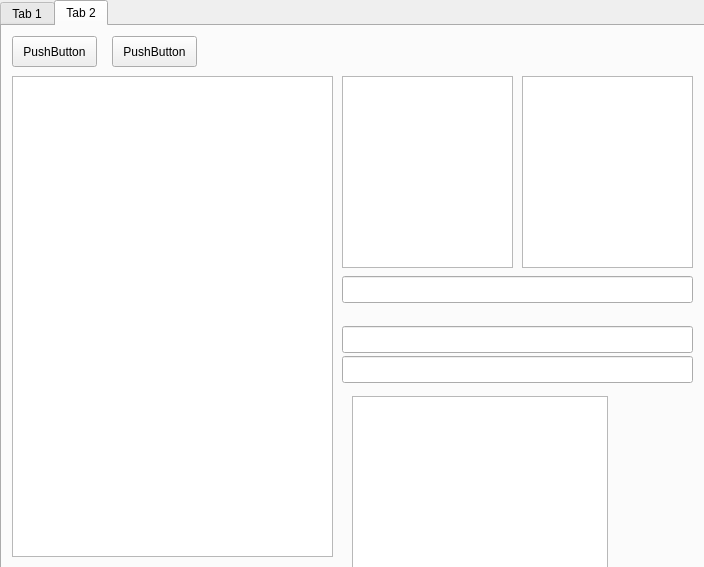
The window that mainwindow.ui (fordream/diplomio) describes before a commit, drawn with Qt 5.
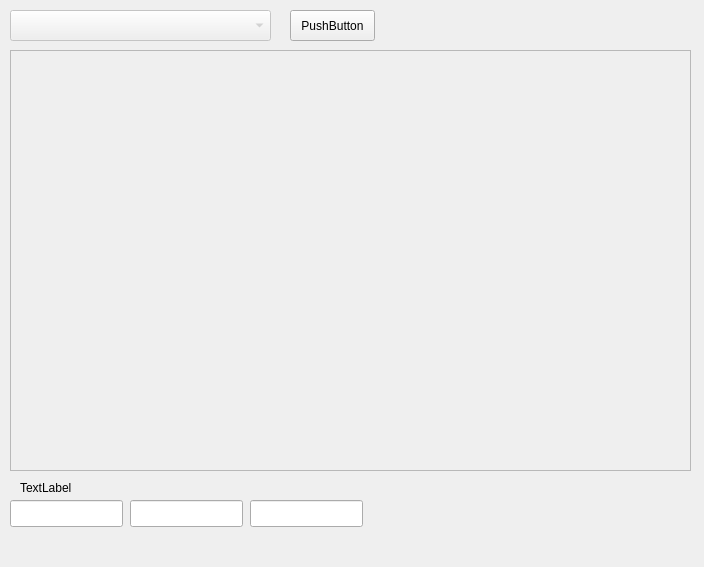
The same window after the commit.

What changed in the file:
```diff
--- a/mainwindow.ui
+++ b/mainwindow.ui
@@ -14,22 +14,42 @@
    <string>MainWindow</string>
   </property>
   <widget class="QWidget" name="centralWidget">
-   <widget class="QTabWidget" name="tabWidget">
+   <widget class="QComboBox" name="comboBox">
+    <property name="enabled">
+     <bool>false</bool>
+    </property>
     <property name="geometry">
      <rect>
-      <x>0</x>
-      <y>0</y>
-      <width>711</width>
-      <height>571</height>
+      <x>10</x>
+      <y>10</y>
+      <width>261</width>
+      <height>31</height>
      </rect>
     </property>
-    <property name="currentIndex">
-     <number>1</number>
+   </widget>
+   <widget class="QLineEdit" name="lineEdit_3">
+    <property name="geometry">
+     <rect>
+      <x>250</x>
+      <y>500</y>
+      <width>113</width>
+      <height>27</height>
+     </rect>
     </property>
-    <widget class="QWidget" name="tab">
-     <attribute name="title">
-      <string>Tab 1</string>
-     </attribute>
+   </widget>
+   <widget class="QListWidget" name="listWidget">
+    <property name="enabled">
+     <bool>false</bool>
+    </property>
+    <property name="geometry">
+     <rect>
+      <x>10</x>
+      <y>50</y>
+      <width>681</width>
+      <height>421</height>
+     </rect>
+    </property>
+   </widget>
      <widget class="QPushButton" name="pushButton">
       <property name="geometry">
        <rect>
@@ -63,157 +83,18 @@
        </rect>
       </property>
      </widget>
-     <widget class="QLineEdit" name="lineEdit_3">
-      <property name="geometry">
-       <rect>
-        <x>250</x>
-        <y>500</y>
-        <width>113</width>
-        <height>27</height>
-       </rect>
-      </property>
-     </widget>
      <widget class="QLabel" name="label">
       <property name="geometry">
        <rect>
-        <x>10</x>
+      <x>20</x>
         <y>480</y>
-        <width>601</width>
+      <width>581</width>
         <height>16</height>
        </rect>
       </property>
       <property name="text">
        <string>TextLabel</string>
       </property>
-     </widget>
-     <widget class="QListWidget" name="listWidget">
-      <property name="enabled">
-       <bool>false</bool>
-      </property>
-      <property name="geometry">
-       <rect>
-        <x>10</x>
-        <y>50</y>
-        <width>681</width>
-        <height>421</height>
-       </rect>
-      </property>
-     </widget>
-     <widget class="QComboBox" name="comboBox">
-      <property name="enabled">
-       <bool>false</bool>
-      </property>
-      <property name="geometry">
-       <rect>
-        <x>10</x>
-        <y>10</y>
-        <width>261</width>
-        <height>31</height>
-       </rect>
-      </property>
-     </widget>
-    </widget>
-    <widget class="QWidget" name="tab_2">
-     <attribute name="title">
-      <string>Tab 2</string>
-     </attribute>
-     <widget class="QListWidget" name="listWidget_2">
-      <property name="geometry">
-       <rect>
-        <x>10</x>
-        <y>50</y>
-        <width>321</width>
-        <height>481</height>
-       </rect>
-      </property>
-     </widget>
-     <widget class="QListWidget" name="listWidget_3">
-      <property name="geometry">
-       <rect>
-        <x>340</x>
-        <y>50</y>
-        <width>171</width>
-        <height>192</height>
-       </rect>
-      </property>
-     </widget>
-     <widget class="QPushButton" name="pushButton_2">
-      <property name="geometry">
-       <rect>
-        <x>10</x>
-        <y>10</y>
-        <width>85</width>
-        <height>31</height>
-       </rect>
-      </property>
-      <property name="text">
-       <string>PushButton</string>
-      </property>
-     </widget>
-     <widget class="QPushButton" name="pushButton_3">
-      <property name="geometry">
-       <rect>
-        <x>110</x>
-        <y>10</y>
-        <width>85</width>
-        <height>31</height>
-       </rect>
-      </property>
-      <property name="text">
-       <string>PushButton</string>
-      </property>
-     </widget>
-     <widget class="QListWidget" name="listWidget_4">
-      <property name="geometry">
-       <rect>
-        <x>520</x>
-        <y>50</y>
-        <width>171</width>
-        <height>192</height>
-       </rect>
-      </property>
-     </widget>
-     <widget class="QLineEdit" name="lineEdit_4">
-      <property name="geometry">
-       <rect>
-        <x>340</x>
-        <y>250</y>
-        <width>351</width>
-        <height>27</height>
-       </rect>
-      </property>
-     </widget>
-     <widget class="QLineEdit" name="lineEdit_5">
-      <property name="geometry">
-       <rect>
-        <x>340</x>
-        <y>300</y>
-        <width>351</width>
-        <height>27</height>
-       </rect>
-      </property>
-     </widget>
-     <widget class="QLineEdit" name="lineEdit_6">
-      <property name="geometry">
-       <rect>
-        <x>340</x>
-        <y>330</y>
-        <width>351</width>
-        <height>27</height>
-       </rect>
-      </property>
-     </widget>
-     <widget class="QTableView" name="tableView">
-      <property name="geometry">
-       <rect>
-        <x>350</x>
-        <y>370</y>
-        <width>256</width>
-        <height>192</height>
-       </rect>
-      </property>
-     </widget>
-    </widget>
    </widget>
   </widget>
  </widget>
```
Lines whose indentation alone changed are shown as unchanged.
